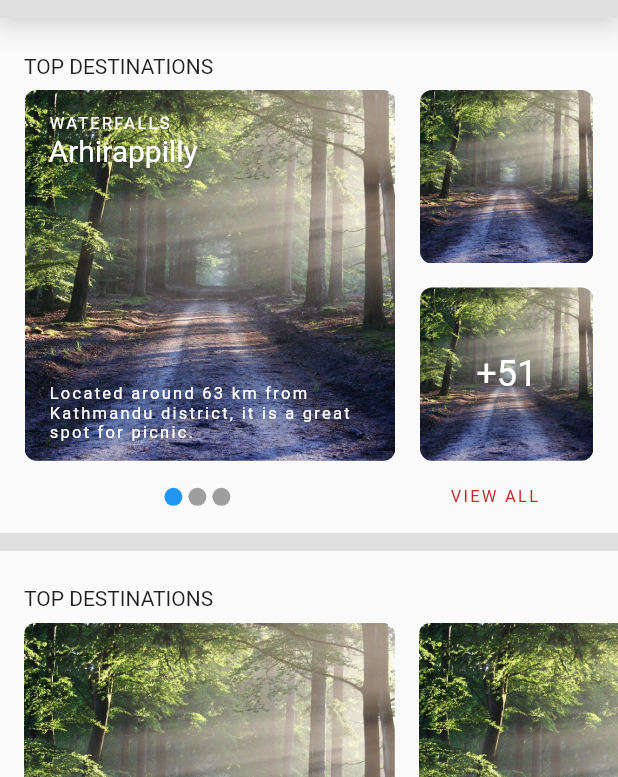
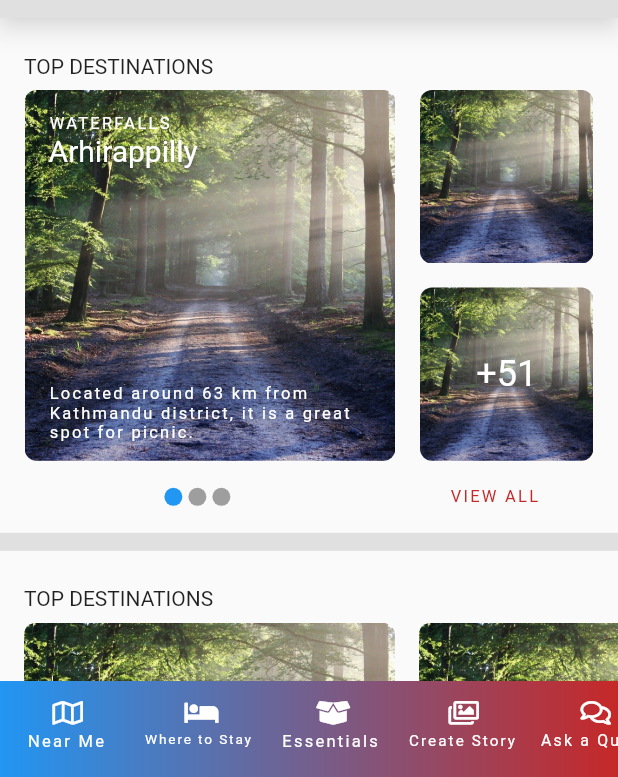
Before and after one commit to sunpra1/tourism, a Flutter app: the screen it shows after launch, on a phone screen of 412 x 824 dp, the part 459-1236 px from its top. Run offline on Flutter 3.47's test engine with Material 2 defaults, Android fonts, the light colour scheme and no system bars; our stand-ins replace font_awesome_flutter; Roboto replaces fonts that are missing (Sans).

Commit message:
Bottom navigation created

```diff
--- a/lib/main.dart
+++ b/lib/main.dart
@@ -1,7 +1,7 @@
 import 'package:flutter/material.dart';
 import 'package:provider/provider.dart';
 import 'package:tourism/providers/active_drawer_menu_provider.dart';
-import 'package:tourism/providers/drawer_menu_items_provider.dart';
+import 'package:tourism/screens/login_screen.dart';
 import 'package:tourism/screens/register_screen.dart';
 import 'package:tourism/screens/root_screen.dart';
 import 'package:tourism/screens/view_destination_screen.dart';
@@ -16,7 +16,6 @@ class MyApp extends StatelessWidget {
   Widget build(BuildContext context) {
     return MultiProvider(
       providers: [
-        ChangeNotifierProvider(create: (_) => DrawerMenuItemsProvider()),
         ChangeNotifierProvider(create: (_) => ActiveDrawerMenuProvider()),
       ],
       child: MaterialApp(
@@ -31,6 +30,7 @@ class MyApp extends StatelessWidget {
           RootScreen.routeName: (_) => RootScreen(),
           RegisterScreen.routeName: (_) => RegisterScreen(),
           ViewDestinationScreen.routeName: (_) => ViewDestinationScreen(),
+          LoginScreen.routeName: (_) => LoginScreen(),
         },
       ),
     );
--- /dev/null
+++ b/lib/models/bottom_navigation_bar_menu.dart
@@ -0,0 +1,46 @@
+import 'package:flutter/material.dart';
+
+class BottomNavigationBarMenu {
+  final BottomNavigationBarMenuType bottomNavigationBarMenuType;
+  final IconData? icon;
+
+  BottomNavigationBarMenu({required this.bottomNavigationBarMenuType, required this.icon});
+
+  static String getOptionString(BottomNavigationBarMenuType drawerMenuType) {
+    String value;
+    switch (drawerMenuType) {
+      case BottomNavigationBarMenuType.nearMe:
+        value = "Near Me";
+        break;
+      case BottomNavigationBarMenuType.whereToStay:
+        value = "Where to Stay";
+        break;
+      case BottomNavigationBarMenuType.essentials:
+        value = "Essentials";
+        break;
+      case BottomNavigationBarMenuType.createStory:
+        value = "Create Story";
+        break;
+      case BottomNavigationBarMenuType.askAQuery:
+        value = "Ask a Query";
+        break;
+      case BottomNavigationBarMenuType.restrooms:
+        value = "Restrooms";
+        break;
+      case BottomNavigationBarMenuType.audioGuide:
+        value = "Audio Guide";
+        break;
+    }
+    return value;
+  }
+}
+
+enum BottomNavigationBarMenuType {
+  nearMe,
+  whereToStay,
+  essentials,
+  createStory,
+  askAQuery,
+  restrooms,
+  audioGuide,
+}
--- a/lib/models/drawer_menu.dart
+++ b/lib/models/drawer_menu.dart
@@ -1,4 +1,4 @@
-import 'package:flutter/cupertino.dart';
+import 'package:flutter/material.dart';
 
 class DrawerMenu {
   final DrawerMenuType drawerMenuType;
@@ -9,21 +9,12 @@ class DrawerMenu {
   static String getOptionString(DrawerMenuType drawerMenuType) {
     String value;
     switch (drawerMenuType) {
-      case DrawerMenuType.login:
-        value = "LOGIN";
-        break;
-      case DrawerMenuType.register:
-        value = "REGISTER";
-        break;
       case DrawerMenuType.home:
         value = "HOME";
-        break;
-      case DrawerMenuType.places:
-        value = "PLACES";
         break;
     }
     return value;
   }
 }
 
-enum DrawerMenuType { login, register, home, places }
+enum DrawerMenuType { home }
--- a/lib/pages/home_page.dart
+++ b/lib/pages/home_page.dart
@@ -20,7 +20,7 @@ class HomePage extends StatelessWidget {
             TopDestinations(),
             Separator(),
             ImageSlider(),
-            Separator()
+            Separator(isLast: true,)
           ],
         ),
       ),
--- a/lib/providers/drawer_menu_items_provider.dart
+++ /dev/null
@@ -1,14 +0,0 @@
-import 'package:flutter/cupertino.dart';
-import 'package:font_awesome_flutter/font_awesome_flutter.dart';
-import 'package:tourism/models/drawer_menu.dart';
-
-class DrawerMenuItemsProvider with ChangeNotifier {
-  List<DrawerMenu> drawerMenus = [
-    DrawerMenu(
-        drawerMenuType: DrawerMenuType.home,
-        icon: FaIcon(FontAwesomeIcons.home).icon),
-    DrawerMenu(
-        drawerMenuType: DrawerMenuType.places,
-        icon: FaIcon(FontAwesomeIcons.map).icon)
-  ];
-}
--- /dev/null
+++ b/lib/screens/login_screen.dart
@@ -0,0 +1,19 @@
+import 'package:flutter/material.dart';
+import 'package:tourism/pages/login_page.dart';
+import 'package:tourism/pages/register_page.dart';
+
+import '../widgets/my_app_bar.dart';
+
+class LoginScreen extends StatelessWidget {
+  static const String routeName = "/login";
+
+  const LoginScreen({Key? key}) : super(key: key);
+
+  @override
+  Widget build(BuildContext context) {
+    return Scaffold(
+      appBar: MyAppBar(),
+      body: LoginPage(),
+    );;
+  }
+}
--- a/lib/screens/root_screen.dart
+++ b/lib/screens/root_screen.dart
@@ -2,9 +2,8 @@ import 'package:flutter/material.dart';
 import 'package:provider/provider.dart';
 import 'package:tourism/models/drawer_menu.dart';
 import 'package:tourism/pages/home_page.dart';
-import 'package:tourism/pages/login_page.dart';
-import 'package:tourism/pages/register_page.dart';
 import 'package:tourism/providers/active_drawer_menu_provider.dart';
+import 'package:tourism/widgets/app_bottom_navigation_bar.dart';
 
 import '../widgets/app_drawer.dart';
 import '../widgets/my_app_bar.dart';
@@ -21,17 +20,8 @@ class RootScreen extends StatelessWidget {
 
     Widget page;
     switch (selectedMenu) {
-      case DrawerMenuType.login:
-        page = LoginPage();
-        break;
-      case DrawerMenuType.register:
-        page = RegisterPage();
-        break;
       case DrawerMenuType.home:
         page = HomePage();
-        break;
-      case DrawerMenuType.places:
-        page = RegisterPage();
         break;
     }
 
@@ -39,6 +29,7 @@ class RootScreen extends StatelessWidget {
       appBar: MyAppBar(),
       body: page,
       drawer: AppDrawer(),
+      bottomNavigationBar: AppBottomNavigationBar(),
     );
   }
 }
--- /dev/null
+++ b/lib/widgets/app_bottom_navigation_bar.dart
@@ -0,0 +1,110 @@
+import 'package:flutter/material.dart';
+import 'package:font_awesome_flutter/font_awesome_flutter.dart';
+import 'package:tourism/models/bottom_navigation_bar_menu.dart';
+
+import '../utils/app_theme.dart';
+
+class AppBottomNavigationBar extends StatelessWidget {
+  const AppBottomNavigationBar({Key? key}) : super(key: key);
+
+  @override
+  Widget build(BuildContext context) {
+    List<BottomNavigationBarMenu> menus = [
+      BottomNavigationBarMenu(
+        bottomNavigationBarMenuType: BottomNavigationBarMenuType.nearMe,
+        icon: FaIcon(FontAwesomeIcons.map).icon,
+      ),
+      BottomNavigationBarMenu(
+        bottomNavigationBarMenuType: BottomNavigationBarMenuType.whereToStay,
+        icon: FaIcon(FontAwesomeIcons.bed).icon,
+      ),
+      BottomNavigationBarMenu(
+        bottomNavigationBarMenuType: BottomNavigationBarMenuType.essentials,
+        icon: FaIcon(FontAwesomeIcons.boxOpen).icon,
+      ),
+      BottomNavigationBarMenu(
+        bottomNavigationBarMenuType: BottomNavigationBarMenuType.createStory,
+        icon: FaIcon(FontAwesomeIcons.images).icon,
+      ),
+      BottomNavigationBarMenu(
+        bottomNavigationBarMenuType: BottomNavigationBarMenuType.askAQuery,
+        icon: FaIcon(FontAwesomeIcons.comments).icon,
+      ),
+      BottomNavigationBarMenu(
+        bottomNavigationBarMenuType: BottomNavigationBarMenuType.restrooms,
+        icon: FaIcon(FontAwesomeIcons.restroom).icon,
+      ),
+      BottomNavigationBarMenu(
+        bottomNavigationBarMenuType: BottomNavigationBarMenuType.audioGuide,
+        icon: FaIcon(FontAwesomeIcons.fileAudio).icon,
+      ),
+    ];
+
+    return Container(
+      decoration: BoxDecoration(gradient: AppTheme.gradient),
+      child: SizedBox(
+        width: double.infinity,
+        height: 64,
+        child: ListView.builder(
+          scrollDirection: Axis.horizontal,
+          itemCount: menus.length,
+          itemBuilder: (_, index) => AppBottomNavigationBarItem(
+            bottomNavigationBarMenu: menus[index],
+          ),
+        ),
+      ),
+    );
+  }
+}
+
+class AppBottomNavigationBarItem extends StatelessWidget {
+  final BottomNavigationBarMenu bottomNavigationBarMenu;
+
+  const AppBottomNavigationBarItem(
+      {Key? key, required this.bottomNavigationBarMenu})
+      : super(key: key);
+
+  @override
+  Widget build(BuildContext context) {
+    return Material(
+      color: Colors.transparent,
+      child: InkWell(
+        onTap: () {},
+        child: Padding(
+          padding: const EdgeInsets.symmetric(
+            horizontal: 8.0,
+            vertical: 12.0,
+          ),
+          child: Container(
+            width: 72,
+            height: 48,
+            child: Center(
+              child: Column(
+                children: [
+                  Icon(
+                    bottomNavigationBarMenu.icon,
+                    color: Colors.white,
+                    size: 18,
+                  ),
+                  SizedBox(
+                    height: 4,
+                  ),
+                  FittedBox(
+                    child: Text(
+                      BottomNavigationBarMenu.getOptionString(
+                          bottomNavigationBarMenu.bottomNavigationBarMenuType),
+                      style: Theme.of(context)
+                          .textTheme
+                          .labelSmall
+                          ?.copyWith(color: Colors.white),
+                    ),
+                  )
+                ],
+              ),
+            ),
+          ),
+        ),
+      ),
+    );
+  }
+}
--- a/lib/widgets/app_drawer.dart
+++ b/lib/widgets/app_drawer.dart
@@ -1,7 +1,8 @@
 import 'package:flutter/material.dart';
+import 'package:font_awesome_flutter/font_awesome_flutter.dart';
 import 'package:provider/provider.dart';
 import 'package:tourism/models/drawer_menu.dart';
-import 'package:tourism/providers/drawer_menu_items_provider.dart';
+import 'package:tourism/screens/login_screen.dart';
 
 import '../providers/active_drawer_menu_provider.dart';
 import '../utils/app_theme.dart';
@@ -39,10 +40,7 @@ class AppDrawerBanner extends StatelessWidget {
   const AppDrawerBanner({Key? key}) : super(key: key);
 
   void _handleLoginBtnClick(BuildContext context) {
-    context
-        .read<ActiveDrawerMenuProvider>()
-        .setActiveDrawerMenu(DrawerMenuType.login);
-    Navigator.of(context).pop();
+    Navigator.of(context).pushNamed(LoginScreen.routeName);
   }
 
   @override
@@ -72,17 +70,16 @@ class AppDrawerBanner extends StatelessWidget {
                   ),
                   ElevatedButton(
                     style: ButtonStyle(
-                      backgroundColor: MaterialStateProperty.all(Theme.of(context).colorScheme.inversePrimary),
+                        backgroundColor: MaterialStateProperty.all(
+                            Theme.of(context).colorScheme.inversePrimary),
                         minimumSize: MaterialStateProperty.all(Size(60, 36)),
                         shape: MaterialStateProperty.all(RoundedRectangleBorder(
                             borderRadius: BorderRadius.circular(24)))),
                     onPressed: () => _handleLoginBtnClick(context),
                     child: Text(
                       "LOGIN",
-                      style: Theme.of(context)
-                          .textTheme
-                          .labelSmall
-                          ?.copyWith(color: Theme.of(context).colorScheme.primary),
+                      style: Theme.of(context).textTheme.labelSmall?.copyWith(
+                          color: Theme.of(context).colorScheme.primary),
                     ),
                   )
                 ],
@@ -100,8 +97,11 @@ class AppDrawerMenu extends StatelessWidget {
 
   @override
   Widget build(BuildContext context) {
-    List<DrawerMenu> _drawerMenus =
-        context.watch<DrawerMenuItemsProvider>().drawerMenus;
+    List<DrawerMenu> _drawerMenus = [
+      DrawerMenu(
+          drawerMenuType: DrawerMenuType.home,
+          icon: FaIcon(FontAwesomeIcons.home).icon),
+    ];
 
     return Expanded(
       child: ListView.builder(
@@ -139,7 +139,8 @@ class AppDrawerMenuItem extends StatelessWidget {
         child: Padding(
           padding: const EdgeInsets.symmetric(horizontal: 8.0, vertical: 16.0),
           child: Row(
-            crossAxisAlignment: CrossAxisAlignment.end,
+            crossAxisAlignment: CrossAxisAlignment.center,
+            mainAxisAlignment: MainAxisAlignment.center,
             children: [
               Icon(
                 menu.icon,
--- a/lib/widgets/seperator.dart
+++ b/lib/widgets/seperator.dart
@@ -1,7 +1,9 @@
 import 'package:flutter/material.dart';
 
 class Separator extends StatelessWidget {
-  const Separator({Key? key}) : super(key: key);
+  final bool isLast;
+
+  const Separator({Key? key, this.isLast = false}) : super(key: key);
 
   @override
   Widget build(BuildContext context) {
@@ -9,7 +11,7 @@ class Separator extends StatelessWidget {
       child: Column(
         children: [
           SizedBox(height: 12, child: Container(color: Colors.grey.shade300,),),
-          SizedBox(height: 24,),
+          if(!isLast) SizedBox(height: 24,),
         ],
       ),
     );
```
